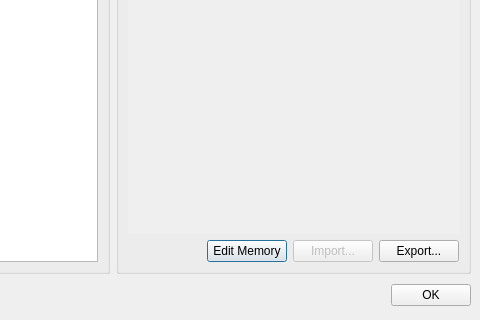
This is src/ui-qt/Workspace.ui in g3gg0/TriX as Qt 5 draws it before an edit; both pictures show x 254 to 734 and y 142 to 462 of the 734 by 462 pixel window. The edited form follows.
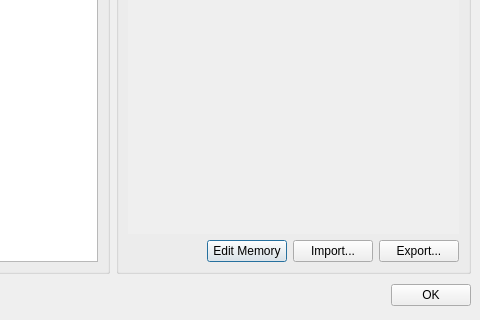
This is the edited form. Icons and pictures are not drawn.

What changed in the file:
```diff
--- a/src/ui-qt/Workspace.ui
+++ b/src/ui-qt/Workspace.ui
@@ -95,7 +95,7 @@
           <item>
            <widget class="QPushButton" name="btnImport" >
             <property name="enabled" >
-             <bool>false</bool>
+             <bool>true</bool>
             </property>
             <property name="text" >
              <string>Import...</string>
```
